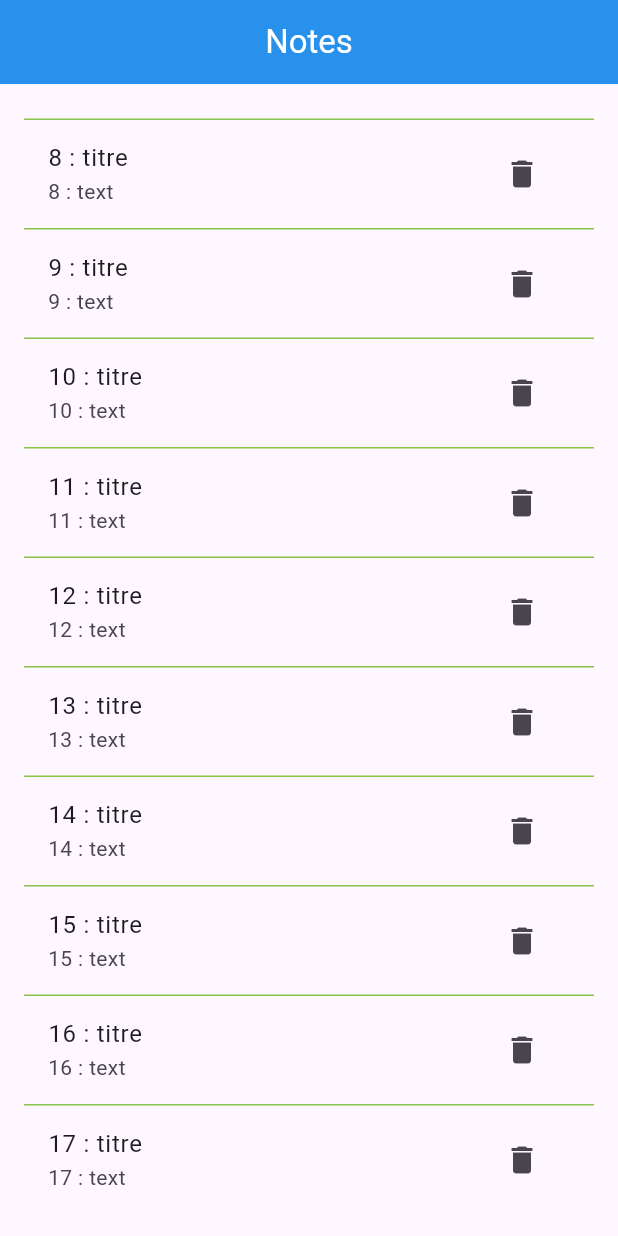
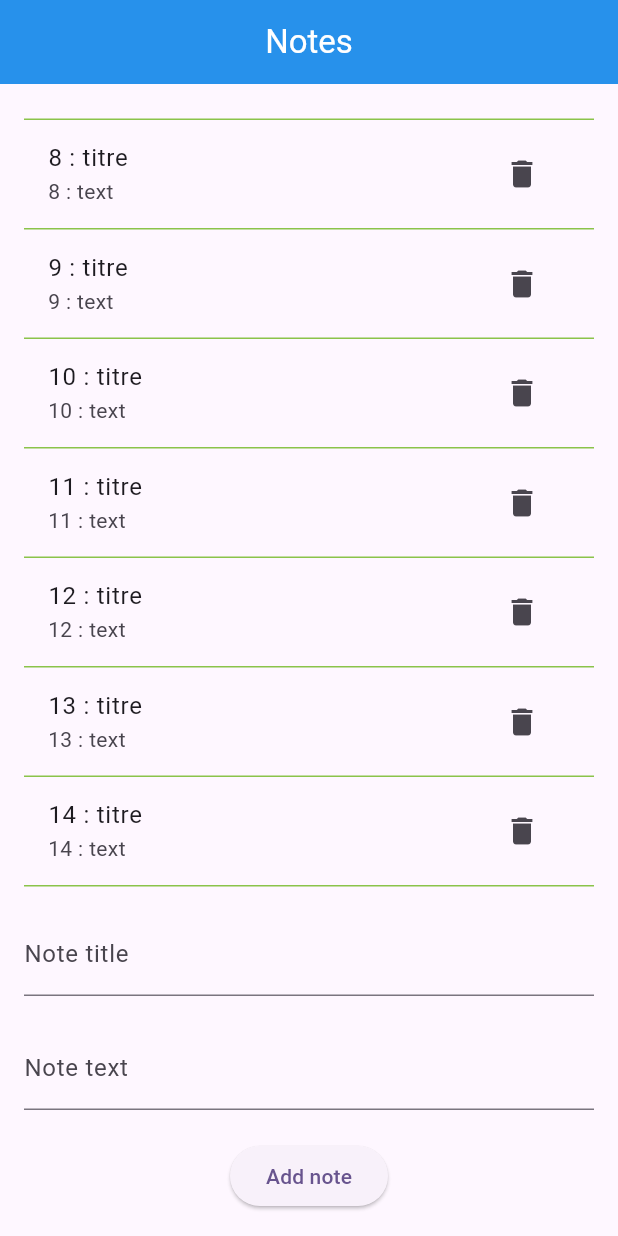
Before and after one commit to nicolasnederlandt/mobile, a Flutter app: the screen it shows after launch, scrolled down 576 dp, on a phone screen of 412 x 824 dp. Run offline on Flutter 3.47's test engine with Material 3 defaults, Android fonts, the phone set to English and light mode, and no system bars.

Commit message:
F05.1 Etat partagé

```diff
--- /dev/null
+++ b/ex3/lib/form_note.dart
@@ -0,0 +1,65 @@
+import 'package:flutter/cupertino.dart';
+import 'package:flutter/material.dart';
+
+import 'note.dart';
+
+class FormNote extends StatefulWidget {
+
+  final void Function(Note) addNote;
+
+  const FormNote({Key? key, required this.addNote}) : super(key: key);
+
+  @override
+  State<FormNote> createState() => _FormNoteState();
+}
+
+class _FormNoteState extends State<FormNote> {
+
+  final titleController = TextEditingController();
+  final textControllerller = TextEditingController();
+  final key = GlobalKey<FormState>();
+
+  @override
+  void dispose(){
+    titleController.dispose();
+    textControllerller.dispose();
+    super.dispose();
+  }
+
+  @override
+  Widget build(BuildContext context) {
+    return Form(
+        key: key,
+        child: Column(
+          children: [
+            Expanded(
+              child: TextFormField(
+                controller: titleController,
+                decoration: const InputDecoration(labelText: "Note title"),
+                validator: (value) =>
+                    ( value == null || value.isEmpty) ? "Title cannot be empty" : null,
+              ),
+            ),
+            Expanded(
+                child: TextFormField(
+                  controller: textControllerller,
+                  decoration: const InputDecoration(labelText: "Note text"),
+                  validator: (value) =>
+                    (value == null || value.isEmpty) ? " Text cannot be empty" : null,
+                ),
+            ),
+            ElevatedButton(
+                onPressed: () {
+                  if (key.currentState!.validate()) {
+                    widget.addNote(Note(title: titleController.text, text: textControllerller.text));
+                    titleController.text = "";
+                    textControllerller.text = "";
+                  }
+                },
+                child: const Text("Add note"),
+            )
+          ],
+        ),
+    );
+  }
+}
--- a/ex3/lib/home_screen.dart
+++ b/ex3/lib/home_screen.dart
@@ -1,5 +1,6 @@
 import 'package:flutter/cupertino.dart';
 import 'package:flutter/material.dart';
+import 'form_note.dart';
 import 'note_row.dart';
 import 'note.dart';
 
@@ -45,7 +46,12 @@ class _HomeScreenState extends State<HomeScreen> {
                       );
                     })
             ),
-
+            SizedBox(
+              height: 200,
+              child: FormNote(
+                addNote: (note) => setState(() => _notes.add(note)),
+              ),
+            )
           ],
         ),
       ),
```
